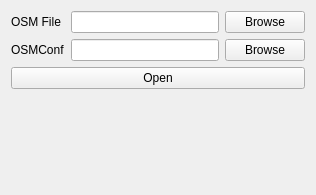
This is ui/osm_file.ui in 3liz/QuickOSM as Qt 5 draws it before an edit. The edited form follows.
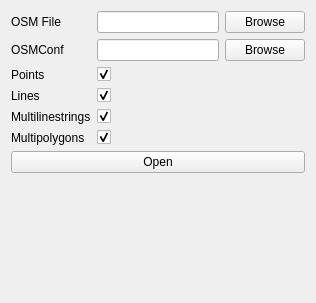
This is the edited form.

```diff
--- a/ui/osm_file.ui
+++ b/ui/osm_file.ui
@@ -7,7 +7,7 @@
     <x>0</x>
     <y>0</y>
     <width>316</width>
-    <height>195</height>
+    <height>303</height>
    </rect>
   </property>
   <property name="windowTitle">
@@ -61,6 +61,74 @@
        </item>
       </layout>
      </item>
+     <item row="2" column="0">
+      <widget class="QLabel" name="label_3">
+       <property name="text">
+        <string>Points</string>
+       </property>
+      </widget>
+     </item>
+     <item row="3" column="0">
+      <widget class="QLabel" name="label_4">
+       <property name="text">
+        <string>Lines</string>
+       </property>
+      </widget>
+     </item>
+     <item row="4" column="0">
+      <widget class="QLabel" name="label_5">
+       <property name="text">
+        <string>Multilinestrings</string>
+       </property>
+      </widget>
+     </item>
+     <item row="5" column="0">
+      <widget class="QLabel" name="label_6">
+       <property name="text">
+        <string>Multipolygons</string>
+       </property>
+      </widget>
+     </item>
+     <item row="2" column="1">
+      <widget class="QCheckBox" name="checkBox_points">
+       <property name="text">
+        <string/>
+       </property>
+       <property name="checked">
+        <bool>true</bool>
+       </property>
+      </widget>
+     </item>
+     <item row="3" column="1">
+      <widget class="QCheckBox" name="checkBox_lines">
+       <property name="text">
+        <string/>
+       </property>
+       <property name="checked">
+        <bool>true</bool>
+       </property>
+      </widget>
+     </item>
+     <item row="4" column="1">
+      <widget class="QCheckBox" name="checkBox_multilinestrings">
+       <property name="text">
+        <string/>
+       </property>
+       <property name="checked">
+        <bool>true</bool>
+       </property>
+      </widget>
+     </item>
+     <item row="5" column="1">
+      <widget class="QCheckBox" name="checkBox_multipolygons">
+       <property name="text">
+        <string/>
+       </property>
+       <property name="checked">
+        <bool>true</bool>
+       </property>
+      </widget>
+     </item>
     </layout>
    </item>
    <item>
```
